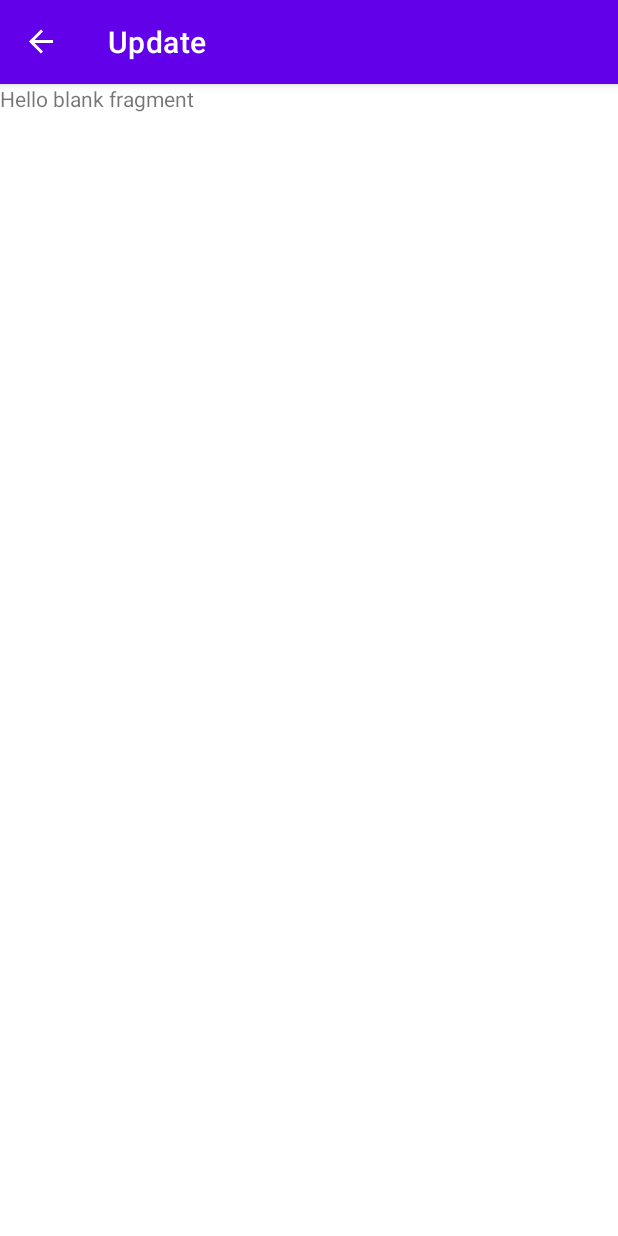
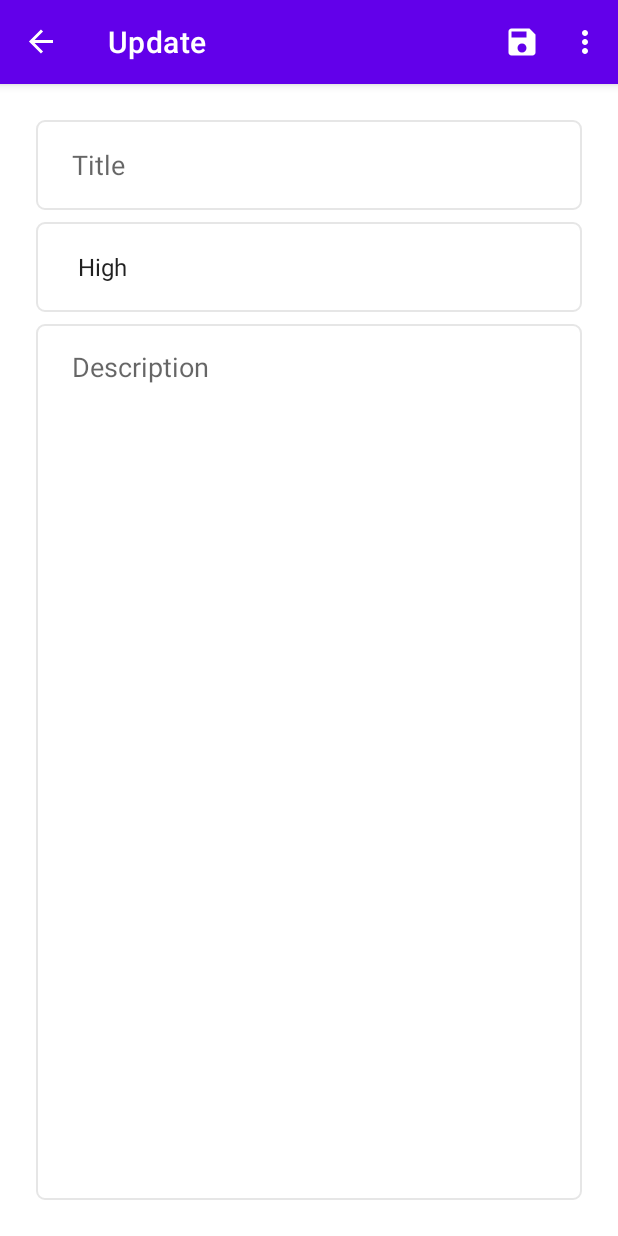
Before and after one commit to neerajg1320/kotlin-todo, an Android app: the UpdateFragment screen opened through its navigation route, on a phone screen of 412 x 824 dp. Run offline under Robolectric (Android 15) with nearby library versions, the phone set to English and light mode, and no system bars; our stand-ins replace navigation-ui.

Commit message:
Supported UpdateFragment and Fragment Animations

```diff
--- a/app/src/main/java/com/example/todo_cleanarch/AddFragment.kt
+++ b/app/src/main/java/com/example/todo_cleanarch/AddFragment.kt
@@ -1,59 +1,25 @@
 package com.example.todo_cleanarch
 
 import android.os.Bundle
+import android.view.*
 import androidx.fragment.app.Fragment
-import android.view.LayoutInflater
-import android.view.View
-import android.view.ViewGroup
 
-// TODO: Rename parameter arguments, choose names that match
-// the fragment initialization parameters, e.g. ARG_ITEM_NUMBER
-private const val ARG_PARAM1 = "param1"
-private const val ARG_PARAM2 = "param2"
+class AddFragment : Fragment() {
 
-/**
- * A simple [Fragment] subclass.
- * Use the [AddFragment.newInstance] factory method to
- * create an instance of this fragment.
- */
-class AddFragment : Fragment() {
-    // TODO: Rename and change types of parameters
-    private var param1: String? = null
-    private var param2: String? = null
-
-    override fun onCreate(savedInstanceState: Bundle?) {
-        super.onCreate(savedInstanceState)
-        arguments?.let {
-            param1 = it.getString(ARG_PARAM1)
-            param2 = it.getString(ARG_PARAM2)
-        }
-    }
 
     override fun onCreateView(
         inflater: LayoutInflater, container: ViewGroup?,
         savedInstanceState: Bundle?
     ): View? {
+
+        setHasOptionsMenu(true)
+
         // Inflate the layout for this fragment
         return inflater.inflate(R.layout.fragment_add, container, false)
     }
 
-    companion object {
-        /**
-         * Use this factory method to create a new instance of
-         * this fragment using the provided parameters.
-         *
-         * @param param1 Parameter 1.
-         * @param param2 Parameter 2.
-         * @return A new instance of fragment AddFragment.
-         */
-        // TODO: Rename and change types and number of parameters
-        @JvmStatic
-        fun newInstance(param1: String, param2: String) =
-            AddFragment().apply {
-                arguments = Bundle().apply {
-                    putString(ARG_PARAM1, param1)
-                    putString(ARG_PARAM2, param2)
-                }
-            }
+    override fun onCreateOptionsMenu(menu: Menu, inflater: MenuInflater) {
+        //super.onCreateOptionsMenu(menu, inflater)
+        inflater.inflate(R.menu.add_fragment_menu, menu)
     }
 }
--- a/app/src/main/java/com/example/todo_cleanarch/ListFragment.kt
+++ b/app/src/main/java/com/example/todo_cleanarch/ListFragment.kt
@@ -1,10 +1,9 @@
 package com.example.todo_cleanarch
 
 import android.os.Bundle
+import android.view.*
 import androidx.fragment.app.Fragment
-import android.view.LayoutInflater
-import android.view.View
-import android.view.ViewGroup
+import androidx.constraintlayout.widget.ConstraintLayout
 import androidx.navigation.fragment.findNavController
 import com.google.android.material.floatingactionbutton.FloatingActionButton
 
@@ -22,8 +21,18 @@ class ListFragment : Fragment() {
             findNavController().navigate(R.id.action_listFragment_to_addFragment)
         }
 
+        view.findViewById<ConstraintLayout>(R.id.listLayout).setOnClickListener {
+            findNavController().navigate(R.id.action_listFragment_to_updateFragment)
+        }
+
+        // Set Menu
+        setHasOptionsMenu(true)
+
         return view
     }
 
-
+    override fun onCreateOptionsMenu(menu: Menu, inflater: MenuInflater) {
+        // super.onCreateOptionsMenu(menu, inflater)
+        inflater.inflate(R.menu.list_fragment_menu, menu)
+    }
 }
--- a/app/src/main/java/com/example/todo_cleanarch/UpdateFragment.kt
+++ b/app/src/main/java/com/example/todo_cleanarch/UpdateFragment.kt
@@ -1,59 +1,26 @@
 package com.example.todo_cleanarch
 
 import android.os.Bundle
+import android.view.*
 import androidx.fragment.app.Fragment
-import android.view.LayoutInflater
-import android.view.View
-import android.view.ViewGroup
 
-// TODO: Rename parameter arguments, choose names that match
-// the fragment initialization parameters, e.g. ARG_ITEM_NUMBER
-private const val ARG_PARAM1 = "param1"
-private const val ARG_PARAM2 = "param2"
 
-/**
- * A simple [Fragment] subclass.
- * Use the [UpdateFragment.newInstance] factory method to
- * create an instance of this fragment.
- */
 class UpdateFragment : Fragment() {
-    // TODO: Rename and change types of parameters
-    private var param1: String? = null
-    private var param2: String? = null
 
-    override fun onCreate(savedInstanceState: Bundle?) {
-        super.onCreate(savedInstanceState)
-        arguments?.let {
-            param1 = it.getString(ARG_PARAM1)
-            param2 = it.getString(ARG_PARAM2)
-        }
-    }
 
     override fun onCreateView(
         inflater: LayoutInflater, container: ViewGroup?,
         savedInstanceState: Bundle?
     ): View? {
+
+        setHasOptionsMenu(true)
+
         // Inflate the layout for this fragment
         return inflater.inflate(R.layout.fragment_update, container, false)
     }
 
-    companion object {
-        /**
-         * Use this factory method to create a new instance of
-         * this fragment using the provided parameters.
-         *
-         * @param param1 Parameter 1.
-         * @param param2 Parameter 2.
-         * @return A new instance of fragment UpdateFragment.
-         */
-        // TODO: Rename and change types and number of parameters
-        @JvmStatic
-        fun newInstance(param1: String, param2: String) =
-            UpdateFragment().apply {
-                arguments = Bundle().apply {
-                    putString(ARG_PARAM1, param1)
-                    putString(ARG_PARAM2, param2)
-                }
-            }
+    override fun onCreateOptionsMenu(menu: Menu, inflater: MenuInflater) {
+        //super.onCreateOptionsMenu(menu, inflater)
+        inflater.inflate(R.menu.update_fragment_menu, menu)
     }
 }
--- /dev/null
+++ b/app/src/main/res/anim/from_left.xml
@@ -0,0 +1,4 @@
+<?xml version="1.0" encoding="utf-8"?>
+<set xmlns:android="http://schemas.android.com/apk/res/android">
+    <translate android:fromXDelta="-100%" android:toXDelta="0%" android:duration="300"/>
+</set>
--- /dev/null
+++ b/app/src/main/res/anim/from_right.xml
@@ -0,0 +1,4 @@
+<?xml version="1.0" encoding="utf-8"?>
+<set xmlns:android="http://schemas.android.com/apk/res/android">
+    <translate android:fromXDelta="100%" android:toXDelta="0%" android:duration="300"/>
+</set>
--- /dev/null
+++ b/app/src/main/res/anim/to_left.xml
@@ -0,0 +1,4 @@
+<?xml version="1.0" encoding="utf-8"?>
+<set xmlns:android="http://schemas.android.com/apk/res/android">
+    <translate android:fromXDelta="0%" android:toXDelta="-100%" android:duration="300"/>
+</set>
--- /dev/null
+++ b/app/src/main/res/anim/to_right.xml
@@ -0,0 +1,4 @@
+<?xml version="1.0" encoding="utf-8"?>
+<set xmlns:android="http://schemas.android.com/apk/res/android">
+    <translate android:fromXDelta="0%" android:toXDelta="100%" android:duration="300"/>
+</set>
--- /dev/null
+++ b/app/src/main/res/drawable/custom_input.xml
@@ -0,0 +1,20 @@
+<?xml version="1.0" encoding="utf-8"?>
+<selector xmlns:android="http://schemas.android.com/apk/res/android">
+
+    <item android:state_enabled="true" android:state_focused="true">
+        <shape android:shape="rectangle">
+            <solid android:color="@color/white"/>
+            <stroke android:width="1dp" android:color="@color/colorPrimary"/>
+            <corners android:radius="5dp"/>
+        </shape>
+    </item>
+
+    <item android:state_enabled="true">
+        <shape android:shape="rectangle">
+            <solid android:color="@color/white"/>
+            <stroke android:width="1dp" android:color="@color/lightGray"/>
+            <corners android:radius="5dp"/>
+        </shape>
+    </item>
+
+</selector>
--- /dev/null
+++ b/app/src/main/res/drawable/ic_check.xml
@@ -0,0 +1,10 @@
+<vector xmlns:android="http://schemas.android.com/apk/res/android"
+    android:width="24dp"
+    android:height="24dp"
+    android:viewportWidth="24"
+    android:viewportHeight="24"
+    android:tint="?attr/colorControlNormal">
+  <path
+      android:fillColor="@android:color/white"
+      android:pathData="M9,16.17L4.83,12l-1.42,1.41L9,19 21,7l-1.41,-1.41z"/>
+</vector>
--- /dev/null
+++ b/app/src/main/res/drawable/ic_save.xml
@@ -0,0 +1,10 @@
+<vector xmlns:android="http://schemas.android.com/apk/res/android"
+    android:width="24dp"
+    android:height="24dp"
+    android:viewportWidth="24"
+    android:viewportHeight="24"
+    android:tint="?attr/colorControlNormal">
+  <path
+      android:fillColor="@android:color/white"
+      android:pathData="M17,3L5,3c-1.11,0 -2,0.9 -2,2v14c0,1.1 0.89,2 2,2h14c1.1,0 2,-0.9 2,-2L21,7l-4,-4zM12,19c-1.66,0 -3,-1.34 -3,-3s1.34,-3 3,-3 3,1.34 3,3 -1.34,3 -3,3zM15,9L5,9L5,5h10v4z"/>
+</vector>
--- /dev/null
+++ b/app/src/main/res/drawable/ic_search.xml
@@ -0,0 +1,10 @@
+<vector xmlns:android="http://schemas.android.com/apk/res/android"
+    android:width="24dp"
+    android:height="24dp"
+    android:viewportWidth="24"
+    android:viewportHeight="24"
+    android:tint="?attr/colorControlNormal">
+  <path
+      android:fillColor="@android:color/white"
+      android:pathData="M15.5,14h-0.79l-0.28,-0.27C15.41,12.59 16,11.11 16,9.5 16,5.91 13.09,3 9.5,3S3,5.91 3,9.5 5.91,16 9.5,16c1.61,0 3.09,-0.59 4.23,-1.57l0.27,0.28v0.79l5,4.99L20.49,19l-4.99,-5zM9.5,14C7.01,14 5,11.99 5,9.5S7.01,5 9.5,5 14,7.01 14,9.5 11.99,14 9.5,14z"/>
+</vector>
--- a/app/src/main/res/layout/fragment_list.xml
+++ b/app/src/main/res/layout/fragment_list.xml
@@ -4,6 +4,7 @@
     xmlns:tools="http://schemas.android.com/tools"
     android:layout_width="match_parent"
     android:layout_height="match_parent"
+    android:id="@+id/listLayout"
     tools:context=".ListFragment">
 
 
--- a/app/src/main/res/layout/fragment_update.xml
+++ b/app/src/main/res/layout/fragment_update.xml
@@ -1,14 +1,60 @@
 <?xml version="1.0" encoding="utf-8"?>
-<FrameLayout xmlns:android="http://schemas.android.com/apk/res/android"
+<androidx.constraintlayout.widget.ConstraintLayout xmlns:android="http://schemas.android.com/apk/res/android"
+    xmlns:app="http://schemas.android.com/apk/res-auto"
     xmlns:tools="http://schemas.android.com/tools"
     android:layout_width="match_parent"
     android:layout_height="match_parent"
+    android:padding="24dp"
     tools:context=".UpdateFragment">
 
-    <!-- TODO: Update blank fragment layout -->
-    <TextView
-        android:layout_width="match_parent"
-        android:layout_height="match_parent"
-        android:text="@string/hello_blank_fragment" />
+    <EditText
+        android:id="@+id/current_title_et"
+        android:layout_width="0dp"
+        android:layout_height="60dp"
+        android:paddingStart="24dp"
+        android:paddingEnd="24dp"
+        android:paddingLeft="24dp"
+        android:ems="10"
+        android:inputType="textPersonName"
+        android:hint="@string/title"
+        android:background="@drawable/custom_input"
+        app:layout_constraintEnd_toEndOf="parent"
+        app:layout_constraintHorizontal_bias="0.5"
+        app:layout_constraintStart_toStartOf="parent"
+        app:layout_constraintTop_toTopOf="parent" />
 
-</FrameLayout>
+    <Spinner
+        android:id="@+id/current_priorities_spinner"
+        android:layout_width="0dp"
+        android:layout_height="60dp"
+        android:layout_marginTop="8dp"
+        android:paddingStart="20dp"
+        android:paddingEnd="20dp"
+        android:entries="@array/priorities"
+        android:background="@drawable/custom_input"
+        app:layout_constraintEnd_toEndOf="parent"
+        app:layout_constraintHorizontal_bias="0.5"
+        app:layout_constraintStart_toStartOf="parent"
+        app:layout_constraintTop_toBottomOf="@+id/current_title_et" />
+
+    <EditText
+        android:id="@+id/current_description_et"
+        android:layout_width="0dp"
+        android:layout_height="0dp"
+        android:layout_marginTop="8dp"
+        android:background="@drawable/custom_input"
+        android:ems="10"
+        android:gravity="top|start"
+        android:hint="@string/description"
+        android:inputType="textMultiLine"
+        android:paddingStart="24dp"
+        android:paddingLeft="24dp"
+        android:paddingTop="16dp"
+        android:paddingEnd="24dp"
+        app:layout_constraintBottom_toBottomOf="parent"
+        app:layout_constraintEnd_toEndOf="parent"
+        app:layout_constraintHorizontal_bias="0.5"
+        app:layout_constraintStart_toStartOf="parent"
+        app:layout_constraintTop_toBottomOf="@+id/current_priorities_spinner" />
+
+</androidx.constraintlayout.widget.ConstraintLayout>
--- /dev/null
+++ b/app/src/main/res/menu/add_fragment_menu.xml
@@ -0,0 +1,11 @@
+<?xml version="1.0" encoding="utf-8"?>
+<menu xmlns:android="http://schemas.android.com/apk/res/android"
+    xmlns:app="http://schemas.android.com/apk/res-auto">
+    <item
+        android:id="@+id/menu_add"
+        android:title="@string/add"
+        android:icon="@drawable/ic_check"
+        android:iconTint="@color/white"
+        app:showAsAction="ifRoom"/>
+
+</menu>
--- /dev/null
+++ b/app/src/main/res/menu/list_fragment_menu.xml
@@ -0,0 +1,33 @@
+<?xml version="1.0" encoding="utf-8"?>
+<menu xmlns:android="http://schemas.android.com/apk/res/android"
+    xmlns:app="http://schemas.android.com/apk/res-auto">
+    <item
+        android:id="@+id/menu_search"
+        android:title="@string/search"
+        android:icon="@drawable/ic_search"
+        android:iconTint="@color/white"
+        app:showAsAction="ifRoom"
+        app:actionViewClass="androidx.appcompat.widget.SearchView" />
+
+    <group android:checkableBehavior="single">
+        <item
+            android:id="@+id/menu_sortBy"
+            android:title="@string/sort_by">
+            <menu>
+                <item
+                    android:id="@+id/menu_priority_high"
+                    android:title="@string/priority_high"/>
+                <item
+                    android:id="@+id/menu_priority_low"
+                    android:title="@string/priority_low"/>
+
+            </menu>
+
+        </item>
+    </group>
+
+    <item
+        android:id="@+id/menu_delete_all"
+        android:title="Delete All"
+        app:showAsAction="never"/>
+</menu>
--- /dev/null
+++ b/app/src/main/res/menu/update_fragment_menu.xml
@@ -0,0 +1,16 @@
+<?xml version="1.0" encoding="utf-8"?>
+<menu xmlns:android="http://schemas.android.com/apk/res/android"
+    xmlns:app="http://schemas.android.com/apk/res-auto">
+
+    <item
+        android:id="@+id/menu_save"
+        android:title="@string/save"
+        android:icon="@drawable/ic_save"
+        android:iconTint="@color/white"
+        app:showAsAction="ifRoom"/>
+
+    <item
+        android:id="@+id/menu_delete"
+        android:title="@string/delete"
+        app:showAsAction="never" />
+</menu>
--- a/app/src/main/res/navigation/my_nav.xml
+++ b/app/src/main/res/navigation/my_nav.xml
@@ -12,10 +12,18 @@
         tools:layout="@layout/fragment_list" >
         <action
             android:id="@+id/action_listFragment_to_addFragment"
-            app:destination="@id/addFragment" />
+            app:destination="@id/addFragment"
+            app:enterAnim="@anim/from_right"
+            app:exitAnim="@anim/to_left"
+            app:popEnterAnim="@anim/from_left"
+            app:popExitAnim="@anim/to_right" />
         <action
             android:id="@+id/action_listFragment_to_updateFragment"
-            app:destination="@id/updateFragment" />
+            app:destination="@id/updateFragment"
+            app:enterAnim="@anim/from_left"
+            app:exitAnim="@anim/to_right"
+            app:popEnterAnim="@anim/from_right"
+            app:popExitAnim="@anim/to_left" />
     </fragment>
     <fragment
         android:id="@+id/addFragment"
@@ -24,7 +32,9 @@
         tools:layout="@layout/fragment_add" >
         <action
             android:id="@+id/action_addFragment_to_listFragment"
-            app:destination="@id/listFragment" />
+            app:destination="@id/listFragment"
+            app:enterAnim="@anim/from_left"
+            app:exitAnim="@anim/to_right" />
     </fragment>
     <fragment
         android:id="@+id/updateFragment"
@@ -33,6 +43,8 @@
         tools:layout="@layout/fragment_update" >
         <action
             android:id="@+id/action_updateFragment_to_listFragment"
-            app:destination="@id/listFragment" />
+            app:destination="@id/listFragment"
+            app:enterAnim="@anim/from_right"
+            app:exitAnim="@anim/to_left" />
     </fragment>
 </navigation>
--- a/app/src/main/res/values/strings.xml
+++ b/app/src/main/res/values/strings.xml
@@ -5,6 +5,13 @@
     <string name="no_data">No Data</string>
     <string name="title">Title</string>
     <string name="description">Description</string>
+    <string name="search">Search</string>
+    <string name="sort_by">Sort By</string>
+    <string name="priority_low">Priority Low</string>
+    <string name="priority_high">Priority High</string>
+    <string name="add">Add</string>
+    <string name="save">Save</string>
+    <string name="delete">Delete</string>
     <string-array name="priorities">
         <item>High</item>
         <item>Medium</item>
```
